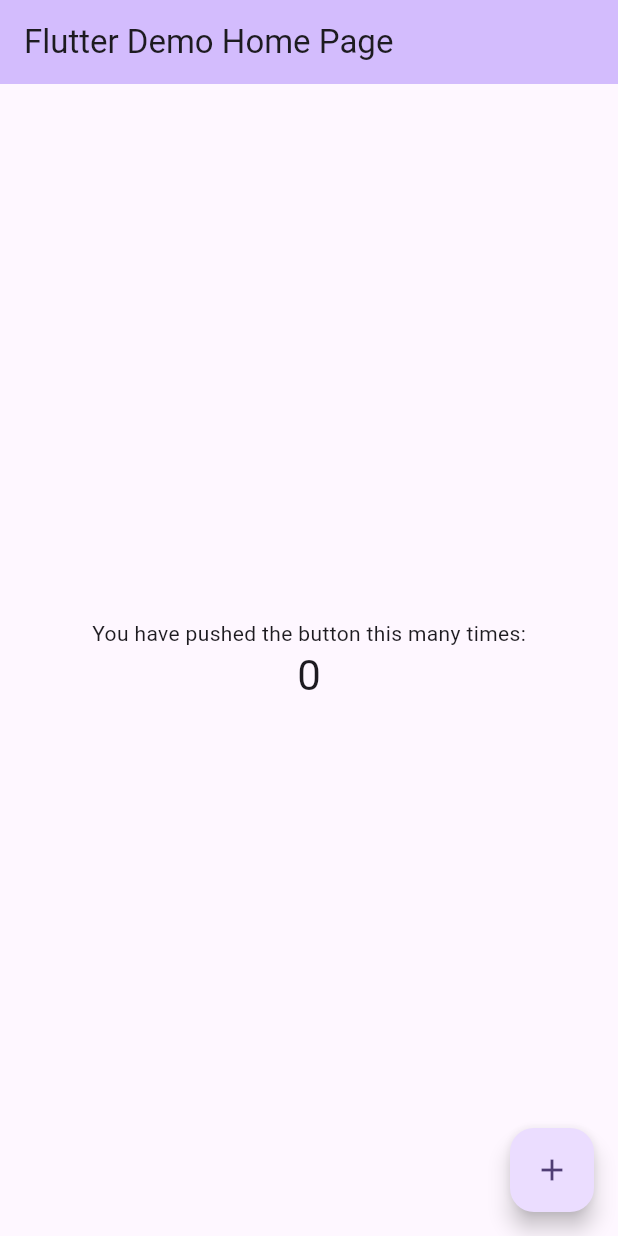
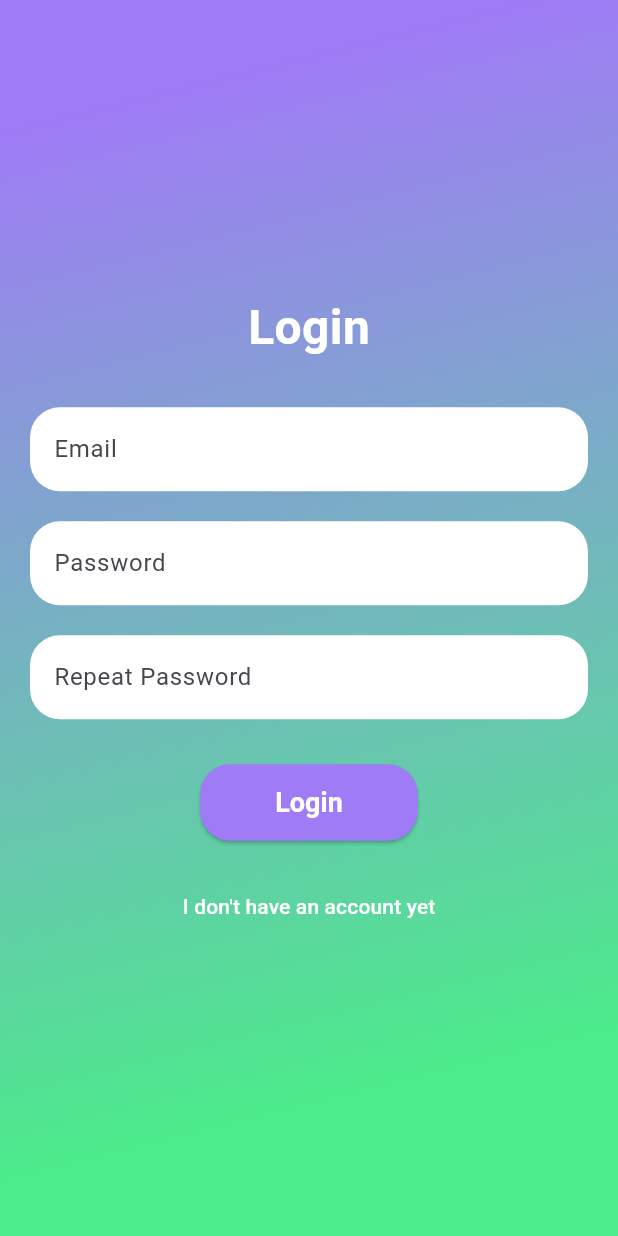
Before and after one commit to Mapenergo/dodiddone, a Flutter app: the screen it shows after launch, on a phone screen of 412 x 824 dp. Run offline on Flutter 3.47's test engine with Material 3 defaults, Android fonts, the phone set to English and light mode, and no system bars.

Commit message:
Login page created

```diff
--- a/lib/app/app.dart
+++ b/lib/app/app.dart
@@ -1,5 +1,6 @@
 import 'package:flutter/material.dart';
-import '../pages/my_home_page.dart';
+import '../pages/login_page.dart';
+import '../theme/theme.dart';
 
 class MyApp extends StatelessWidget {
   const MyApp({super.key});
@@ -8,12 +9,8 @@ class MyApp extends StatelessWidget {
   Widget build(BuildContext context) {
     return MaterialApp(
       title: 'Flutter Demo',
-      theme: ThemeData(
-
-        colorScheme: ColorScheme.fromSeed(seedColor: Colors.deepPurple),
-        useMaterial3: true,
-      ),
-      home: const MyHomePage(title: 'Flutter Demo Home Page'),
+      theme: DoDidDoneTheme.lightTheme, // Use the theme from your class
+      home: const LoginPage(),
     );
   }
 }
--- /dev/null
+++ b/lib/pages/login_page.dart
@@ -0,0 +1,166 @@
+
+import 'package:flutter/material.dart';
+import 'package:dodiddone/theme/theme.dart'; // Import your theme class
+
+class LoginPage extends StatefulWidget {
+  const LoginPage({Key? key}) : super(key: key);
+
+  @override
+  State<LoginPage> createState() => _LoginPageState();
+}
+
+class _LoginPageState extends State<LoginPage> {
+  final _formKey = GlobalKey<FormState>();
+  bool _isLogin = true;
+
+  @override
+  Widget build(BuildContext context) {
+    final primaryColor = DoDidDoneTheme.lightTheme.colorScheme.primary;
+    final secondaryColor = DoDidDoneTheme.lightTheme.colorScheme.secondary;
+
+    return Scaffold(
+      body: Container(
+        decoration: BoxDecoration(
+          gradient: LinearGradient(
+            begin: Alignment.topLeft,
+            end: Alignment.bottomCenter,
+            colors: _isLogin
+                ? [secondaryColor, primaryColor]
+                : [primaryColor, secondaryColor],
+            stops: const [0.1, 0.9], // Primary color takes up 90%
+          ),
+        ),
+        child: Padding(
+          padding: const EdgeInsets.all(20.0),
+          child: Form(
+            key: _formKey,
+            child: Column(
+              mainAxisAlignment: MainAxisAlignment.center,
+              children: [
+                Text(
+                  _isLogin ? 'Login' : 'Register',
+                  style: const TextStyle(
+                    fontSize: 32,
+                    fontWeight: FontWeight.bold,
+                    color: Colors.white,
+                  ),
+                ),
+                const SizedBox(height: 30),
+                TextFormField(
+                  decoration: const InputDecoration(
+                    hintText: 'Email',
+                    filled: true,
+                    fillColor: Colors.white,
+                    border: OutlineInputBorder(
+                      borderRadius: BorderRadius.all(Radius.circular(20)),
+                      borderSide: BorderSide.none,
+                    ),
+                  ),
+                  validator: (value) {
+                    if (value == null || value.isEmpty) {
+                      return 'Please enter your email';
+                    }
+                    return null;
+                  },
+                ),
+                const SizedBox(height: 20),
+                TextFormField(
+                  obscureText: true,
+                  decoration: const InputDecoration(
+                    hintText: 'Password',
+                    filled: true,
+                    fillColor: Colors.white,
+                    border: OutlineInputBorder(
+                      borderRadius: BorderRadius.all(Radius.circular(20)),
+                      borderSide: BorderSide.none,
+                    ),
+                  ),
+                  validator: (value) {
+                    if (value == null || value.isEmpty) {
+                      return 'Please enter your password';
+                    }
+                    return null;
+                  },
+                  // Assign a key to the password field
+                  key: const Key('passwordField'),
+                ),
+                const SizedBox(height: 20),
+                // Add the new TextFormField for repeating the password
+                TextFormField(
+                  obscureText: true,
+                  decoration: const InputDecoration(
+                    hintText: 'Repeat Password',
+                    filled: true,
+                    fillColor: Colors.white,
+                    border: OutlineInputBorder(
+                      borderRadius: BorderRadius.all(Radius.circular(20)),
+                      borderSide: BorderSide.none,
+                    ),
+                  ),
+                  validator: (value) {
+                    if (value == null || value.isEmpty) {
+                      return 'Please repeat your password';
+                    }
+                    // Access the password field's value using the key
+                    if (value != _formKey.currentState!.value['passwordField']) {
+                      return 'Passwords do not match';
+                    }
+                    return null;
+                  },
+                ),
+                const SizedBox(height: 30),
+                ElevatedButton(
+                  onPressed: () {
+                    if (_formKey.currentState!.validate()) {
+                      // Save the form values
+                      _formKey.currentState!.save();
+                      // Now you can access the values using _formKey.currentState!.value
+                      // TODO: Handle login/registration logic
+                    }
+                  },
+                  style: ElevatedButton.styleFrom(
+                    backgroundColor: _isLogin ? secondaryColor : primaryColor,
+                    padding: const EdgeInsets.symmetric(
+                        horizontal: 50, vertical: 15),
+                    textStyle: TextStyle(
+                      fontSize: 18,
+                      fontWeight: FontWeight.bold,
+                      color: _isLogin ? Colors.white : Colors.black, // Change text color based on _isLogin
+                    ),
+                    shape: RoundedRectangleBorder(
+                      borderRadius: BorderRadius.circular(20),
+                    ),
+                  ),
+                  child: Text(
+                    _isLogin ? 'Login' : 'Register',
+                    style: TextStyle(
+                      fontSize: 18,
+                      fontWeight: FontWeight.bold,
+                      color: _isLogin ? Colors.white : Colors.black, // Change text color based on _isLogin
+                    ),
+                  ),
+                ),
+                const SizedBox(height: 20),
+                TextButton(
+                  onPressed: () {
+                    setState(() {
+                      _isLogin = !_isLogin;
+                    });
+                  },
+                  child: Text(
+                    _isLogin
+                        ? "I don't have an account yet"
+                        : 'Already have an account?',
+                    style: const TextStyle(
+                      color: Colors.white,
+                    ),
+                  ),
+                ),
+              ],
+            ),
+          ),
+        ),
+      ),
+    );
+  }
+}
--- a/lib/pages/my_home_page.dart
+++ /dev/null
@@ -1,59 +0,0 @@
-
-import 'package:flutter/material.dart';
-
-class MyHomePage extends StatefulWidget {
-  const MyHomePage({super.key, required this.title});
-
-  final String title;
-
-  @override
-  State<MyHomePage> createState() => _MyHomePageState();
-}
-
-class _MyHomePageState extends State<MyHomePage> {
-  int _counter = 0;
-
-  void _incrementCounter() {
-    setState(() {
-
-      _counter++;
-    });
-  }
-
-  @override
-  Widget build(BuildContext context) {
-
-    return Scaffold(
-      appBar: AppBar(
-        // TRY THIS: Try changing the color here to a specific color (to
-        // Colors.amber, perhaps?) and trigger a hot reload to see the AppBar
-        // change color while the other colors stay the same.
-        backgroundColor: Theme.of(context).colorScheme.inversePrimary,
-        // Here we take the value from the MyHomePage object that was created by
-        // the App.build method, and use it to set our appbar title.
-        title: Text(widget.title),
-      ),
-      body: Center(
-
-        child: Column(
-
-          mainAxisAlignment: MainAxisAlignment.center,
-          children: <Widget>[
-            const Text(
-              'You have pushed the button this many times:',
-            ),
-            Text(
-              '$_counter',
-              style: Theme.of(context).textTheme.headlineMedium,
-            ),
-          ],
-        ),
-      ),
-      floatingActionButton: FloatingActionButton(
-        onPressed: _incrementCounter,
-        tooltip: 'Increment',
-        child: const Icon(Icons.add),
-      ),
-    );
-  }
-}
--- a/lib/theme/theme.dart
+++ b/lib/theme/theme.dart
@@ -6,6 +6,7 @@ class DoDidDoneTheme {
     colorScheme: ColorScheme.fromSeed(
       seedColor: const Color(0xFF9f7bf6), // #9f7bf6
       primary: const Color(0xFF4ceb8b), // #4ceb8b
+      secondary: const Color(0xFF9f7bf6), // #9f7bf6
     ),
     useMaterial3: true,
   );
```
